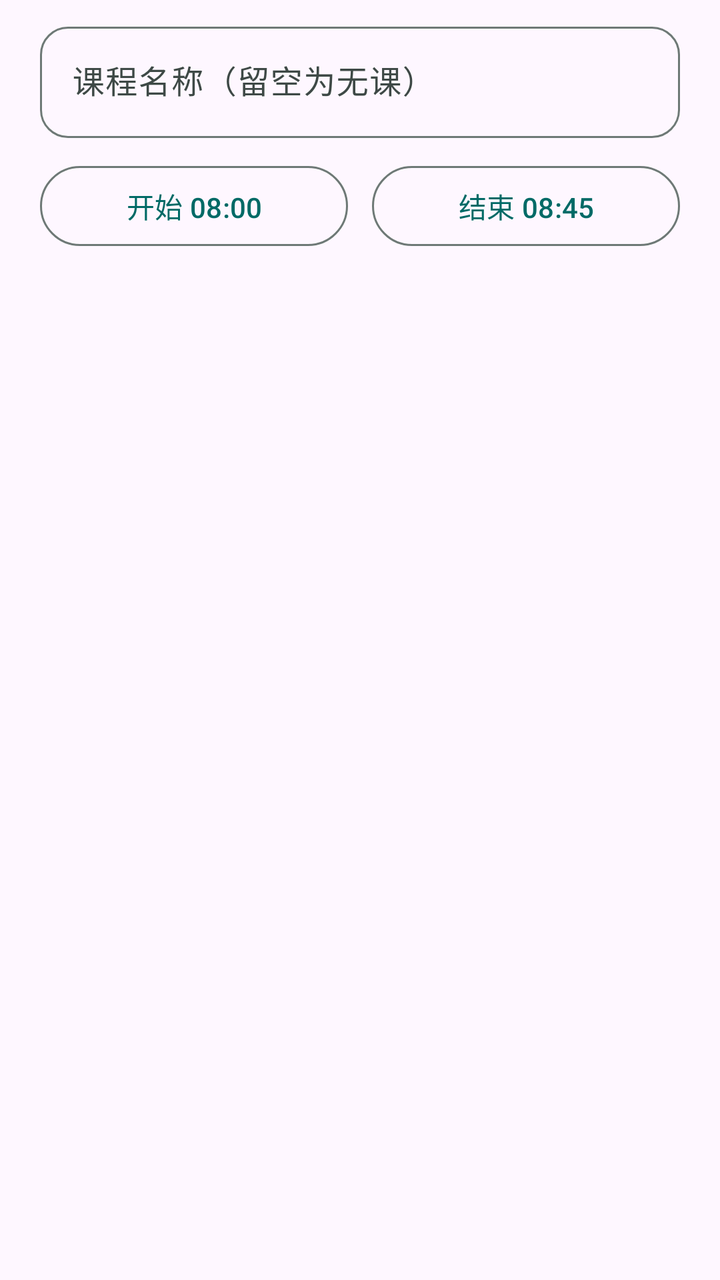
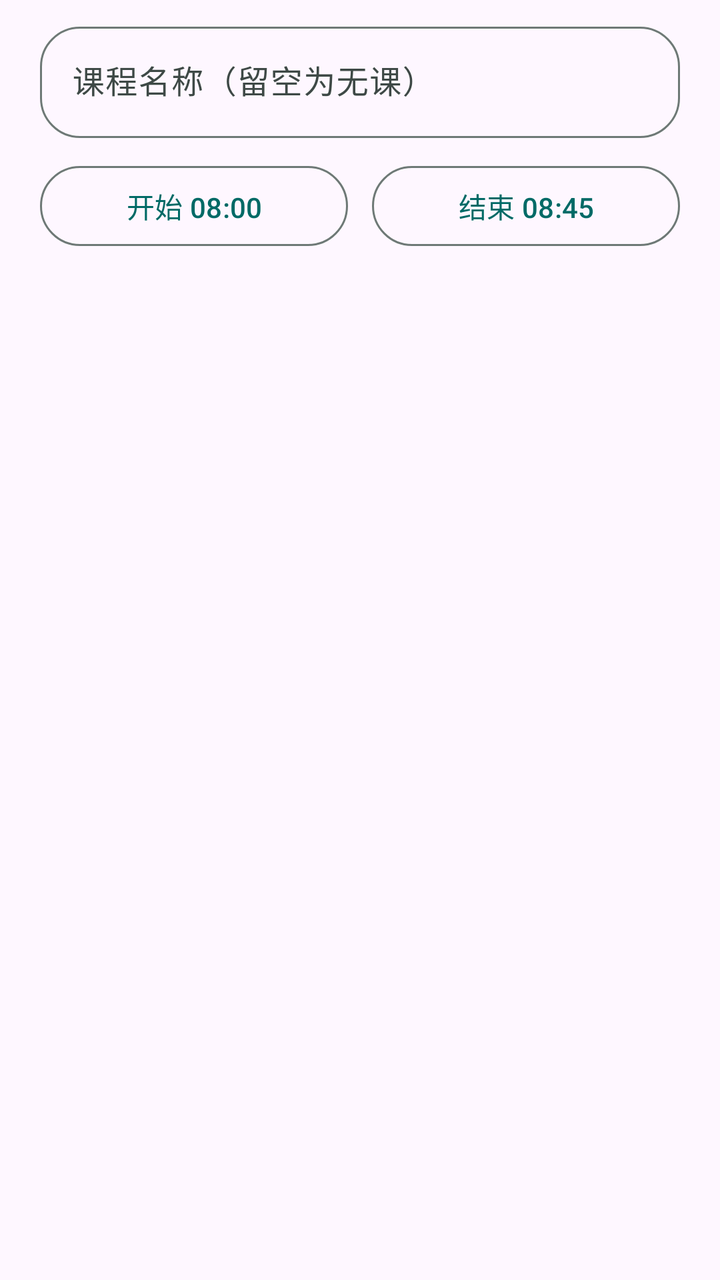

Two renders of the same Android screen: before a commit and after it. Below are the layout's source before the change and the commit's diff.
<!-- AndroidManifest.xml: application theme Theme.ClassSchedule -->
<!-- res/layout/dialog_edit_period.xml -->
<?xml version="1.0" encoding="utf-8"?>
<LinearLayout xmlns:android="http://schemas.android.com/apk/res/android"
    xmlns:app="http://schemas.android.com/apk/res-auto"
    android:layout_width="match_parent"
    android:layout_height="wrap_content"
    android:orientation="vertical"
    android:paddingHorizontal="20dp"
    android:paddingTop="8dp"
    android:paddingBottom="4dp">

    <com.google.android.material.textfield.TextInputLayout
        style="@style/Widget.Material3.TextInputLayout.OutlinedBox"
        android:layout_width="match_parent"
        android:layout_height="wrap_content"
        app:boxCornerRadiusBottomEnd="14dp"
        app:boxCornerRadiusBottomStart="14dp"
        app:boxCornerRadiusTopEnd="14dp"
        app:boxCornerRadiusTopStart="14dp">

        <com.google.android.material.textfield.TextInputEditText
            android:id="@+id/pe_name"
            android:layout_width="match_parent"
            android:layout_height="wrap_content"
            android:hint="课程名称（留空为无课）"
            android:imeOptions="actionDone"
            android:inputType="text"
            android:maxLength="20"
            android:maxLines="1" />
    </com.google.android.material.textfield.TextInputLayout>

    <LinearLayout
        android:layout_width="match_parent"
        android:layout_height="wrap_content"
        android:layout_marginTop="10dp"
        android:baselineAligned="false"
        android:orientation="horizontal">

        <com.google.android.material.button.MaterialButton
            android:id="@+id/btn_pick_start"
            style="@style/Widget.Material3.Button.OutlinedButton"
            android:layout_width="0dp"
            android:layout_height="wrap_content"
            android:layout_weight="1"
            android:text="开始 08:00" />

        <Space
            android:layout_width="12dp"
            android:layout_height="1dp" />

        <com.google.android.material.button.MaterialButton
            android:id="@+id/btn_pick_end"
            style="@style/Widget.Material3.Button.OutlinedButton"
            android:layout_width="0dp"
            android:layout_height="wrap_content"
            android:layout_weight="1"
            android:text="结束 08:45" />
    </LinearLayout>
</LinearLayout>
<!-- resources referenced by this layout -->
<resources>
  <style name="Theme.ClassSchedule" parent="Theme.Material3.DayNight.NoActionBar">
          <item name="colorPrimary">@color/md_primary</item>
          <item name="colorOnPrimary">@color/md_on_primary</item>
          <item name="colorPrimaryContainer">@color/md_primary_container</item>
          <item name="colorOnPrimaryContainer">@color/md_on_primary_container</item>
          <item name="colorSecondary">@color/md_secondary</item>
          <item name="colorOnSecondary">@color/md_on_secondary</item>
          <item name="colorSecondaryContainer">@color/md_secondary_container</item>
          <item name="colorOnSecondaryContainer">@color/md_on_secondary_container</item>
          <item name="colorTertiary">@color/md_tertiary</item>
          <item name="colorOnTertiary">@color/md_on_tertiary</item>
          <item name="colorTertiaryContainer">@color/md_tertiary_container</item>
          <item name="colorOnTertiaryContainer">@color/md_on_tertiary_container</item>
          <item name="colorSurface">@color/md_surface</item>
          <item name="colorOnSurface">@color/md_on_surface</item>
          <item name="colorSurfaceVariant">@color/md_surface_variant</item>
          <item name="colorOnSurfaceVariant">@color/md_on_surface_variant</item>
          <item name="colorSurfaceContainer">@color/md_surface_container</item>
          <item name="colorOutline">@color/md_outline</item>
          <item name="colorOutlineVariant">@color/md_outline_variant</item>
          <item name="colorError">@color/md_error</item>
          <item name="colorOnError">@color/md_on_error</item>
          <item name="colorErrorContainer">@color/md_error_container</item>
          <item name="colorOnErrorContainer">@color/md_on_error_container</item>
          <item name="android:statusBarColor">@android:color/transparent</item>
          <item name="android:navigationBarColor">@android:color/transparent</item>
          <item name="android:windowLayoutInDisplayCutoutMode">shortEdges</item>
          <item name="android:windowLightStatusBar">@bool/light_status_bar</item>
          <item name="android:windowLightNavigationBar">@bool/light_status_bar</item>
          <item name="bottomNavigationStyle">@style/Widget.ClassSchedule.BottomNav</item>
      </style>
  <color name="md_primary">#006A66</color>
  <color name="md_on_primary">#FFFFFF</color>
  <color name="md_primary_container">#9DF1EB</color>
  <color name="md_secondary">#456360</color>
  <color name="md_on_secondary">#FFFFFF</color>
  <color name="md_tertiary">#436279</color>
  <color name="md_on_tertiary">#FFFFFF</color>
  <color name="md_surface">#F5FBF8</color>
  <color name="md_on_surface">#161D1C</color>
  <color name="md_surface_variant">#DAE5E1</color>
  <color name="md_surface_container">#EAF1ED</color>
  <color name="md_outline">#6E7976</color>
  <color name="md_outline_variant">#BEC9C5</color>
  <color name="md_error">#BA1A1A</color>
  <color name="md_on_error">#FFFFFF</color>
  <color name="md_error_container">#FFDAD6</color>
  <!-- unchanged entries left out for length: 9 -->
</resources>

<!-- the commit's change to res/layout/dialog_edit_period.xml (unified diff, before → after) -->
@@ -12,20 +12,22 @@
         style="@style/Widget.Material3.TextInputLayout.OutlinedBox"
         android:layout_width="match_parent"
         android:layout_height="wrap_content"
-        app:boxCornerRadiusBottomEnd="14dp"
-        app:boxCornerRadiusBottomStart="14dp"
-        app:boxCornerRadiusTopEnd="14dp"
-        app:boxCornerRadiusTopStart="14dp">
+        app:boxCornerRadiusBottomEnd="20dp"
+        app:boxCornerRadiusBottomStart="20dp"
+        app:boxCornerRadiusTopEnd="20dp"
+        app:boxCornerRadiusTopStart="20dp">
 
         <com.google.android.material.textfield.TextInputEditText
             android:id="@+id/pe_name"
             android:layout_width="match_parent"
             android:layout_height="wrap_content"
+            android:ellipsize="end"
             android:hint="课程名称（留空为无课）"
             android:imeOptions="actionDone"
             android:inputType="text"
             android:maxLength="20"
-            android:maxLines="1" />
+            android:maxLines="1"
+            android:singleLine="true" />
     </com.google.android.material.textfield.TextInputLayout>
 
     <LinearLayout
<!-- resource entries referenced after the edit -->
@@ -30,6 +30,8 @@
           <item name="android:windowLightStatusBar">@bool/light_status_bar</item>
           <item name="android:windowLightNavigationBar">@bool/light_status_bar</item>
           <item name="bottomNavigationStyle">@style/Widget.ClassSchedule.BottomNav</item>
+          <item name="materialAlertDialogTheme">@style/Theme.ClassSchedule.AlertDialog</item>
+          <item name="bottomSheetDialogTheme">@style/Theme.ClassSchedule.BottomSheetDialog</item>
       </style>
   <color name="md_primary">#006A66</color>
   <color name="md_on_primary">#FFFFFF</color>
@@ -47,6 +49,20 @@
   <color name="md_error">#BA1A1A</color>
   <color name="md_on_error">#FFFFFF</color>
   <color name="md_error_container">#FFDAD6</color>
+  <style name="Theme.ClassSchedule.AlertDialog" parent="ThemeOverlay.Material3.MaterialAlertDialog">
+          <item name="shapeAppearanceOverlay">@style/ShapeAppearance.ClassSchedule.AlertDialog</item>
+      </style>
+  <style name="Theme.ClassSchedule.BottomSheetDialog" parent="ThemeOverlay.Material3.BottomSheetDialog">
+          <item name="shapeAppearanceOverlay">@style/ShapeAppearance.ClassSchedule.BottomSheetDialog</item>
+      </style>
+  <style name="ShapeAppearance.ClassSchedule.AlertDialog" parent="">
+          <item name="cornerFamily">rounded</item>
+          <item name="cornerSize">28dp</item>
+      </style>
+  <style name="ShapeAppearance.ClassSchedule.BottomSheetDialog" parent="">
+          <item name="cornerFamily">rounded</item>
+          <item name="cornerSize">28dp</item>
+      </style>
   <!-- unchanged entries left out for length: 9 -->
 </resources>
 
